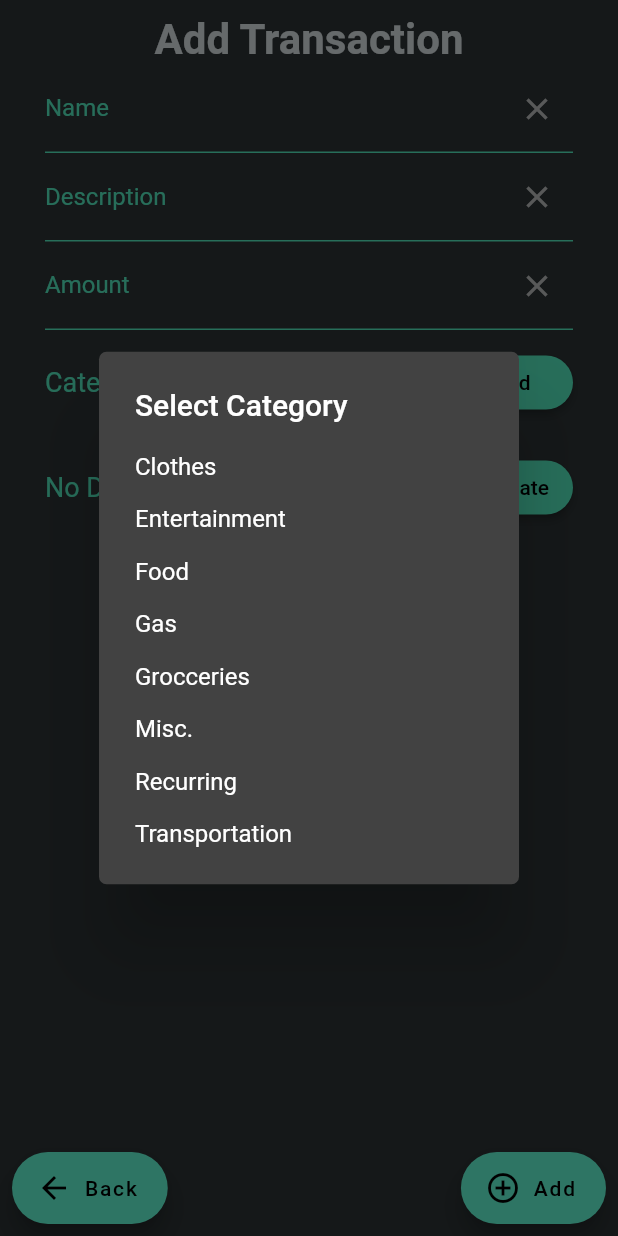
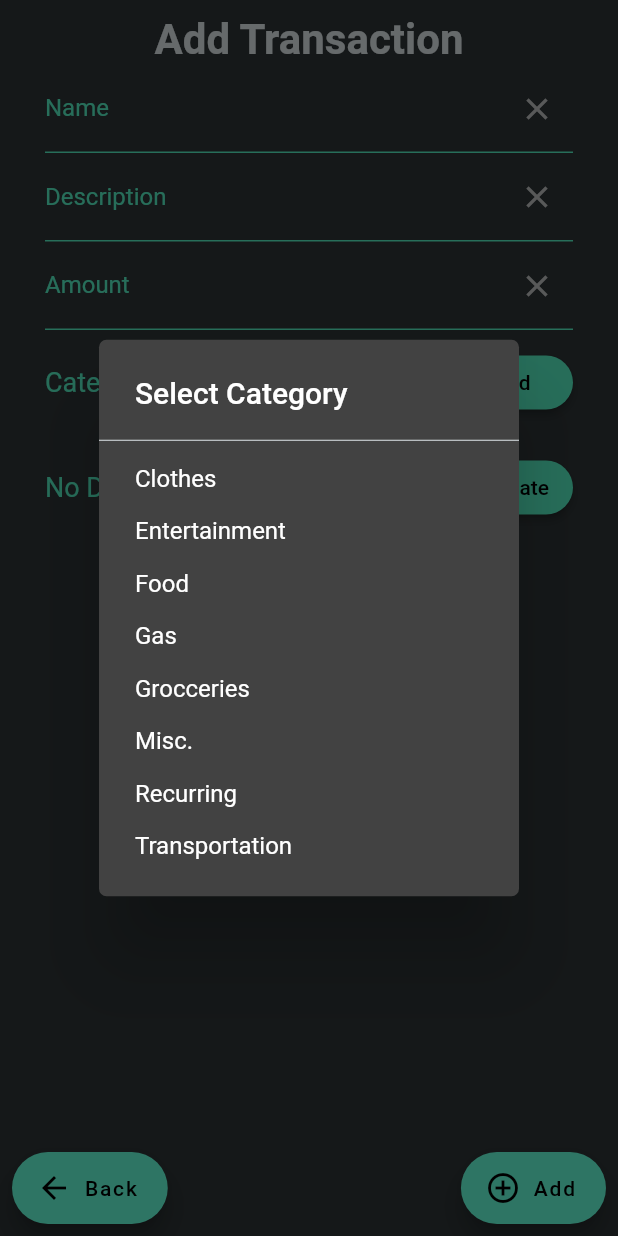
Before and after one commit to joswong13/spending_tracker, a Flutter app: the TransactionScreen screen opened directly, after a tap on "Food", on a phone screen of 412 x 824 dp. Run offline on Flutter 3.47's test engine with Material 2 defaults, Android fonts, the phone set to English and light mode, and no system bars; our stand-ins replace cloud_firestore, sqflite; accounts and stored records are empty.

Commit message:
changed color static file and added delete dialog

```diff
--- a/lib/Core/Constants/ColorPalette.dart
+++ b/lib/Core/Constants/ColorPalette.dart
@@ -2,79 +2,77 @@ import 'dart:ui';
 
 import 'package:flutter/widgets.dart';
 
-class ColorPalette {
-  static const Color barBgColor = Color.fromRGBO(0, 184, 148, 1);
+const Color barBgColor = Color.fromRGBO(0, 184, 148, 1);
 
-  static const Color barColor = Color.fromRGBO(108, 92, 231, 1);
+const Color barColor = Color.fromRGBO(108, 92, 231, 1);
 
-  static const Color containerSelectionColor = Color.fromRGBO(99, 110, 114, 1.0);
+const Color containerSelectionColor = Color.fromRGBO(99, 110, 114, 1.0);
 
-  static const Color boldTextColor = Color.fromRGBO(223, 230, 233, 1.0);
+const Color boldTextColor = Color.fromRGBO(223, 230, 233, 1.0);
 
 //Green--------------------------------------------------
-  static const Color greenLightGreenishBlue = Color.fromRGBO(85, 239, 196, 1.0);
+const Color greenLightGreenishBlue = Color.fromRGBO(85, 239, 196, 1.0);
 
-  static const Color greenMintLeaf = Color.fromRGBO(0, 184, 148, 1);
+const Color greenMintLeaf = Color.fromRGBO(0, 184, 148, 1);
 
-  static const Color greenLime = Color.fromRGBO(97, 255, 97, 1);
+const Color greenLime = Color.fromRGBO(97, 255, 97, 1);
 
 //Teal--------------------------------------------------
-  static const Color tealFadedPoster = Color.fromRGBO(129, 236, 236, 1.0);
+const Color tealFadedPoster = Color.fromRGBO(129, 236, 236, 1.0);
 
-  static const Color tealRobinsEgg = Color.fromRGBO(0, 206, 201, 1.0);
+const Color tealRobinsEgg = Color.fromRGBO(0, 206, 201, 1.0);
 
 //Blue--------------------------------------------------
-  static const Color blueGreenDarnerTail = Color.fromRGBO(116, 185, 255, 1.0);
+const Color blueGreenDarnerTail = Color.fromRGBO(116, 185, 255, 1.0);
 
-  static const Color blueElectron = Color.fromRGBO(116, 185, 255, 1.0);
+const Color blueElectron = Color.fromRGBO(116, 185, 255, 1.0);
 
-  static const Color blueLivid = Color.fromRGBO(106, 137, 204, 1.0);
+const Color blueLivid = Color.fromRGBO(106, 137, 204, 1.0);
 
-  static const Color blueAzraq = Color.fromRGBO(74, 105, 189, 1.0);
+const Color blueAzraq = Color.fromRGBO(74, 105, 189, 1.0);
 
-  static const Color blueGuang = Color.fromRGBO(30, 55, 153, 1.0);
+const Color blueGuang = Color.fromRGBO(30, 55, 153, 1.0);
 
-  static const Color blueDarkSapphire = Color.fromRGBO(12, 36, 97, 1.0);
+const Color blueDarkSapphire = Color.fromRGBO(12, 36, 97, 1.0);
 
 //Purple--------------------------------------------------
-  static const Color purpleShyMoment = Color.fromRGBO(162, 155, 254, 1.0);
+const Color purpleShyMoment = Color.fromRGBO(162, 155, 254, 1.0);
 
-  static const Color purpleExodusFruit = Color.fromRGBO(108, 92, 231, 1);
+const Color purpleExodusFruit = Color.fromRGBO(108, 92, 231, 1);
 
 //Yellow--------------------------------------------------
-  Color yellowSourLemon = Color.fromRGBO(255, 234, 167, 1.0);
+Color yellowSourLemon = Color.fromRGBO(255, 234, 167, 1.0);
 
-  static const Color yellowBrightYarrow = Color.fromRGBO(253, 203, 110, 1.0);
+const Color yellowBrightYarrow = Color.fromRGBO(253, 203, 110, 1.0);
 
 //Orange--------------------------------------------------
-  static const Color orangeFirstDate = Color.fromRGBO(250, 177, 160, 1.0);
+const Color orangeFirstDate = Color.fromRGBO(250, 177, 160, 1.0);
 
-  static const Color orangeville = Color.fromRGBO(225, 112, 85, 1.0);
+const Color orangeville = Color.fromRGBO(225, 112, 85, 1.0);
 
 //Red--------------------------------------------------
-  static const Color redPinkGlamor = Color.fromRGBO(255, 118, 117, 1.0);
+const Color redPinkGlamor = Color.fromRGBO(255, 118, 117, 1.0);
 
-  static const Color redChiGong = Color.fromRGBO(214, 48, 49, 1.0);
+const Color redChiGong = Color.fromRGBO(214, 48, 49, 1.0);
 
 //Pink--------------------------------------------------
-  static const Color pinkPico = Color.fromRGBO(253, 121, 168, 1.0);
+const Color pinkPico = Color.fromRGBO(253, 121, 168, 1.0);
 
-  static const Color pinkPrunusAvium = Color.fromRGBO(232, 67, 147, 1.0);
+const Color pinkPrunusAvium = Color.fromRGBO(232, 67, 147, 1.0);
 
 //Grey--------------------------------------------------
-  static const Color greyCityLights = Color.fromRGBO(223, 230, 233, 1.0);
+const Color greyCityLights = Color.fromRGBO(223, 230, 233, 1.0);
 
-  static const Color greyAmericanRiver = Color.fromRGBO(99, 110, 114, 1.0);
+const Color greyAmericanRiver = Color.fromRGBO(99, 110, 114, 1.0);
 
-  static const Color greyDraculaOrchid = Color.fromRGBO(45, 52, 54, 1.0);
+const Color greyDraculaOrchid = Color.fromRGBO(45, 52, 54, 1.0);
 
 //BlueGrey--------------------------------------------------
 
-  static const Color blueGreySpray = Color.fromRGBO(130, 204, 221, 1.0);
+const Color blueGreySpray = Color.fromRGBO(130, 204, 221, 1.0);
 
-  static const Color blueGreyDupain = Color.fromRGBO(96, 163, 188, 1.0);
+const Color blueGreyDupain = Color.fromRGBO(96, 163, 188, 1.0);
 
-  static const Color blueGreyGoodSamaritan = Color.fromRGBO(60, 99, 130, 1.0);
+const Color blueGreyGoodSamaritan = Color.fromRGBO(60, 99, 130, 1.0);
 
-  static const Color blueGreyForestBlues = Color.fromRGBO(10, 61, 98, 1.0);
-}
+const Color blueGreyForestBlues = Color.fromRGBO(10, 61, 98, 1.0);
--- a/lib/UI/Views/AddExpenseView/AddTransactionView.dart
+++ b/lib/UI/Views/AddExpenseView/AddTransactionView.dart
@@ -32,13 +32,13 @@ class _TransactionScreenState extends State<TransactionScreen> {
   InputDecoration _textDecoration(String label, String hintValue, int fieldClears) {
     return InputDecoration(
       labelText: label,
-      labelStyle: TextStyle(color: ColorPalette.greenLightGreenishBlue),
+      labelStyle: TextStyle(color: greenLightGreenishBlue),
       hintText: hintValue,
       enabledBorder: UnderlineInputBorder(
-        borderSide: BorderSide(color: ColorPalette.greenLightGreenishBlue),
+        borderSide: BorderSide(color: greenLightGreenishBlue),
       ),
       focusedBorder: UnderlineInputBorder(
-        borderSide: BorderSide(color: ColorPalette.greenLightGreenishBlue),
+        borderSide: BorderSide(color: greenLightGreenishBlue),
       ),
       suffixIcon: IconButton(
         icon: Icon(Icons.clear),
@@ -148,7 +148,7 @@ class _TransactionScreenState extends State<TransactionScreen> {
               children: <Widget>[
                 const Text(
                   "Add Transaction",
-                  style: TextStyle(fontSize: 28, color: ColorPalette.greyCityLights, fontWeight: FontWeight.w600),
+                  style: TextStyle(fontSize: 28, color: greyCityLights, fontWeight: FontWeight.w600),
                 ),
                 TextField(
                   style: const TextStyle(color: Colors.green),
@@ -175,11 +175,11 @@ class _TransactionScreenState extends State<TransactionScreen> {
                       Expanded(
                         child: const Text(
                           'Category:',
-                          style: TextStyle(color: ColorPalette.greenLightGreenishBlue, fontSize: 18),
+                          style: TextStyle(color: greenLightGreenishBlue, fontSize: 18),
                         ),
                       ),
                       RaisedButton(
-                        color: ColorPalette.greenLightGreenishBlue,
+                        color: greenLightGreenishBlue,
                         child: Text(
                           _category,
                           style: TextStyle(color: Colors.black),
@@ -206,13 +206,13 @@ class _TransactionScreenState extends State<TransactionScreen> {
                         child: Text(
                           _selectedDate == null ? 'No Date Chosen' : DateFormat.yMd().format(_selectedDate),
                           style: TextStyle(
-                            color: ColorPalette.greenLightGreenishBlue,
+                            color: greenLightGreenishBlue,
                             fontSize: 18,
                           ),
                         ),
                       ),
                       RaisedButton(
-                        color: ColorPalette.greenLightGreenishBlue,
+                        color: greenLightGreenishBlue,
                         child: Text(
                           'Choose Date',
                           style: TextStyle(color: Colors.black),
--- a/lib/UI/Views/CategoryTransactionView/CategoryTransactionView.dart
+++ b/lib/UI/Views/CategoryTransactionView/CategoryTransactionView.dart
@@ -23,16 +23,16 @@ class CategoryTransactionView extends StatelessWidget {
             children: <Widget>[
               Text(
                 _categoryType,
-                style: TextStyle(fontSize: 28, color: ColorPalette.greyCityLights, fontWeight: FontWeight.w600),
+                style: TextStyle(fontSize: 28, color: greyCityLights, fontWeight: FontWeight.w600),
               ),
               Text(
                 "\$" + _amount.toString(),
-                style: TextStyle(fontSize: 28, color: ColorPalette.greenLightGreenishBlue, fontWeight: FontWeight.w600),
+                style: TextStyle(fontSize: 28, color: greenLightGreenishBlue, fontWeight: FontWeight.w600),
               ),
               if (_categoryList.isEmpty)
                 Text(
                   "No transactions for " + _categoryType,
-                  style: TextStyle(fontSize: 22, color: ColorPalette.greyCityLights, fontWeight: FontWeight.w500),
+                  style: TextStyle(fontSize: 22, color: greyCityLights, fontWeight: FontWeight.w500),
                 ),
               if (_categoryList.isNotEmpty)
                 ..._categoryList.map((eachItem) {
--- a/lib/UI/Widgets/AddExpenseView/DialogPickers.dart
+++ b/lib/UI/Widgets/AddExpenseView/DialogPickers.dart
@@ -1,4 +1,5 @@
 import 'package:flutter/material.dart';
+import '../../../Core/Constants/ColorPalette.dart';
 
 enum Category { GAS, FOOD, GROCCERIES, RECURRING, CLOTHES, ENTERTAINMENT, TRANSPORTATION, MISC }
 
@@ -24,50 +25,53 @@ Future<String> categoryDialog(BuildContext context) async {
           shape: RoundedRectangleBorder(borderRadius: BorderRadius.circular(5)),
           title: Text('Select Category'),
           children: <Widget>[
+            Divider(
+              color: greyCityLights,
+            ),
             SimpleDialogOption(
-              child: Text('Clothes'),
+              child: const Text('Clothes'),
               onPressed: () {
                 Navigator.pop(context, Category.CLOTHES);
               },
             ),
             SimpleDialogOption(
-              child: Text('Entertainment'),
+              child: const Text('Entertainment'),
               onPressed: () {
                 Navigator.pop(context, Category.ENTERTAINMENT);
               },
             ),
             SimpleDialogOption(
-              child: Text('Food'),
+              child: const Text('Food'),
               onPressed: () {
                 Navigator.pop(context, Category.FOOD);
               },
             ),
             SimpleDialogOption(
-              child: Text('Gas'),
+              child: const Text('Gas'),
               onPressed: () {
                 Navigator.pop(context, Category.GAS);
               },
             ),
             SimpleDialogOption(
-              child: Text('Grocceries'),
+              child: const Text('Grocceries'),
               onPressed: () {
                 Navigator.pop(context, Category.GROCCERIES);
               },
             ),
             SimpleDialogOption(
-              child: Text('Misc.'),
+              child: const Text('Misc.'),
               onPressed: () {
                 Navigator.pop(context, Category.MISC);
               },
             ),
             SimpleDialogOption(
-              child: Text('Recurring'),
+              child: const Text('Recurring'),
               onPressed: () {
                 Navigator.pop(context, Category.RECURRING);
               },
             ),
             SimpleDialogOption(
-              child: Text('Transportation'),
+              child: const Text('Transportation'),
               onPressed: () {
                 Navigator.pop(context, Category.TRANSPORTATION);
               },
--- a/lib/UI/Widgets/MonthlyView/MonthlyTableView.dart
+++ b/lib/UI/Widgets/MonthlyView/MonthlyTableView.dart
@@ -37,7 +37,7 @@ class MonthlyTableView extends StatelessWidget {
         children: <Widget>[
           Text(
             DateFormat.yMMM().format(monthData.date),
-            style: TextStyle(fontSize: 28, color: ColorPalette.greyCityLights, fontWeight: FontWeight.w600),
+            style: TextStyle(fontSize: 28, color: greyCityLights, fontWeight: FontWeight.w600),
           ),
           Table(
             children: monthData.monthlyDataTable.map((week) {
@@ -58,8 +58,7 @@ class MonthlyTableView extends StatelessWidget {
                         children: <Widget>[
                           Text(
                             "${DateFormat.MMMd().format(week[0]["date"])} - ${DateFormat.MMMd().format(week[6]["date"])}",
-                            style: TextStyle(
-                                fontSize: 16, color: ColorPalette.greyCityLights, fontWeight: FontWeight.w600),
+                            style: TextStyle(fontSize: 16, color: greyCityLights, fontWeight: FontWeight.w600),
                           ),
                           MonthlyChartBar(week[0]["weeklyTotal"], monthData.sixWeekTotal, sizeConfig.blockSizeVertical),
                         ],
--- a/lib/UI/Widgets/WeeklyView/ChartBar.dart
+++ b/lib/UI/Widgets/WeeklyView/ChartBar.dart
@@ -27,7 +27,7 @@ class ChartBar extends StatelessWidget {
               Container(
                 decoration: BoxDecoration(
                   color: Colors.transparent,
-                  border: Border.all(color: ColorPalette.greenLightGreenishBlue, width: 3),
+                  border: Border.all(color: greenLightGreenishBlue, width: 3),
                   //color: barBgColor(),
                   // gradient: LinearGradient(
                   //     begin: Alignment.bottomRight,
@@ -42,7 +42,7 @@ class ChartBar extends StatelessWidget {
                 heightFactor: _percWeeklyTotal,
                 child: Container(
                   decoration: BoxDecoration(
-                    color: ColorPalette.greenLightGreenishBlue,
+                    color: greenLightGreenishBlue,
                     // gradient: LinearGradient(
                     //     begin: Alignment.bottomRight,
                     //     end: Alignment.topLeft,
```
Also changed, not shown: lib/Core/Constants/WeekdayConstants.dart (+6 -16 lines), lib/Core/Models/Month.dart (+9 -200 lines), lib/Core/Models/MonthlyDataTable.dart (added, +47 -0 lines), lib/Core/Services/MonthlyDataTable.dart (+42 -75 lines), lib/Core/ViewModels/MonthProvider.dart (+29 -33 lines), lib/UI/Views/CategoryTransactionView/CategoryOverviewCard.dart (+17 -17 lines), lib/UI/Views/EditDeleteView/EditDeleteTransactionView.dart (+11 -7 lines), lib/UI/Widgets/EditDeleteView/Dialog.dart (added, +40 -0 lines), lib/UI/Widgets/MonthlyOverview/CategoryTxList.dart (+7 -8 lines), lib/UI/Widgets/MonthlyView/MonthlyChartBar.dart (+4 -4 lines), lib/UI/Widgets/WeeklyView/TransactionCard.dart (+8 -8 lines), lib/UI/Widgets/WeeklyView/TransactionList.dart (+3 -4 lines), lib/main.dart (+4 -4 lines).
